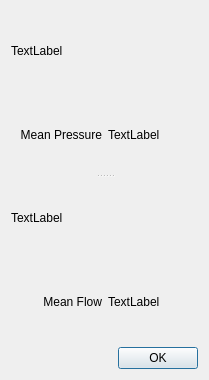
The window that source/resultsview.ui (archTk/arch-ne) describes before a commit, drawn with Qt 5.
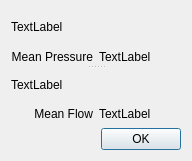
The same window after the commit.

Diff of the .ui file:
```diff
--- a/source/resultsview.ui
+++ b/source/resultsview.ui
@@ -6,8 +6,8 @@
    <rect>
     <x>0</x>
     <y>0</y>
-    <width>209</width>
-    <height>380</height>
+    <width>192</width>
+    <height>161</height>
    </rect>
   </property>
   <property name="windowTitle">
@@ -37,6 +37,12 @@
           <layout class="QHBoxLayout" name="horizontalLayout">
            <item>
             <widget class="QLabel" name="meanPTitle">
+             <property name="maximumSize">
+              <size>
+               <width>16777215</width>
+               <height>16</height>
+              </size>
+             </property>
              <property name="text">
               <string>Mean Pressure</string>
              </property>
@@ -47,6 +53,12 @@
            </item>
            <item>
             <widget class="QLabel" name="PValue">
+             <property name="maximumSize">
+              <size>
+               <width>16777215</width>
+               <height>16</height>
+              </size>
+             </property>
              <property name="text">
               <string>TextLabel</string>
              </property>
@@ -72,6 +84,12 @@
           <layout class="QHBoxLayout" name="horizontalLayout_2">
            <item>
             <widget class="QLabel" name="meanFTitle">
+             <property name="maximumSize">
+              <size>
+               <width>16777215</width>
+               <height>16</height>
+              </size>
+             </property>
              <property name="text">
               <string>Mean Flow</string>
              </property>
@@ -82,6 +100,12 @@
            </item>
            <item>
             <widget class="QLabel" name="FValue">
+             <property name="maximumSize">
+              <size>
+               <width>16777215</width>
+               <height>16</height>
+              </size>
+             </property>
              <property name="text">
               <string>TextLabel</string>
              </property>
```
Left out of the diff: 10 changed lines with no effect on the pictures.
